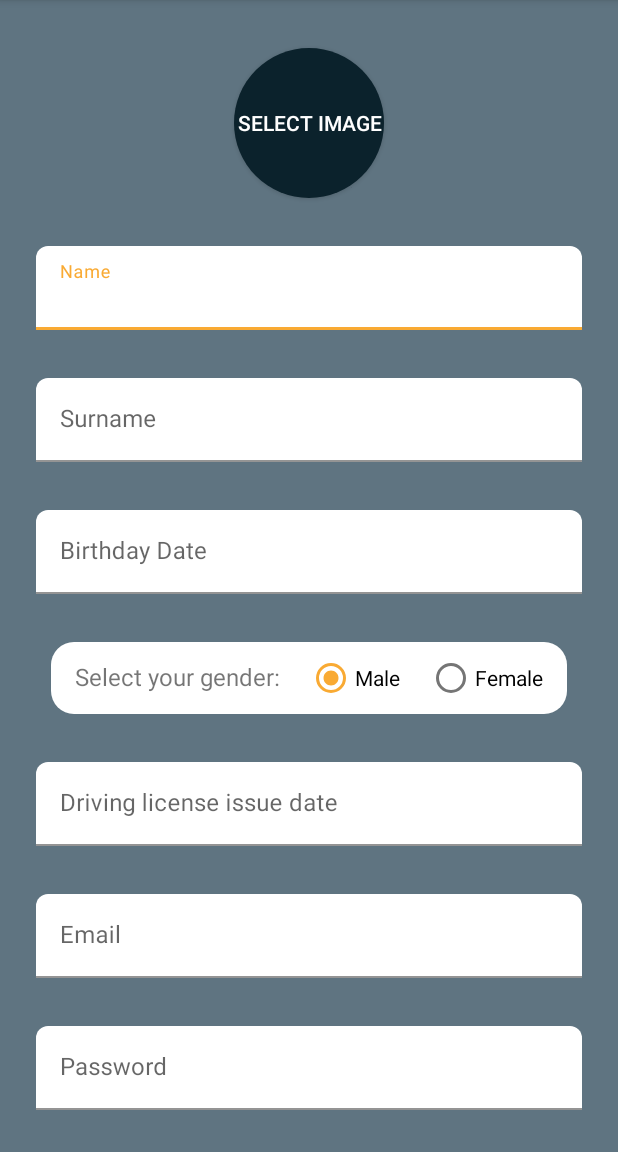
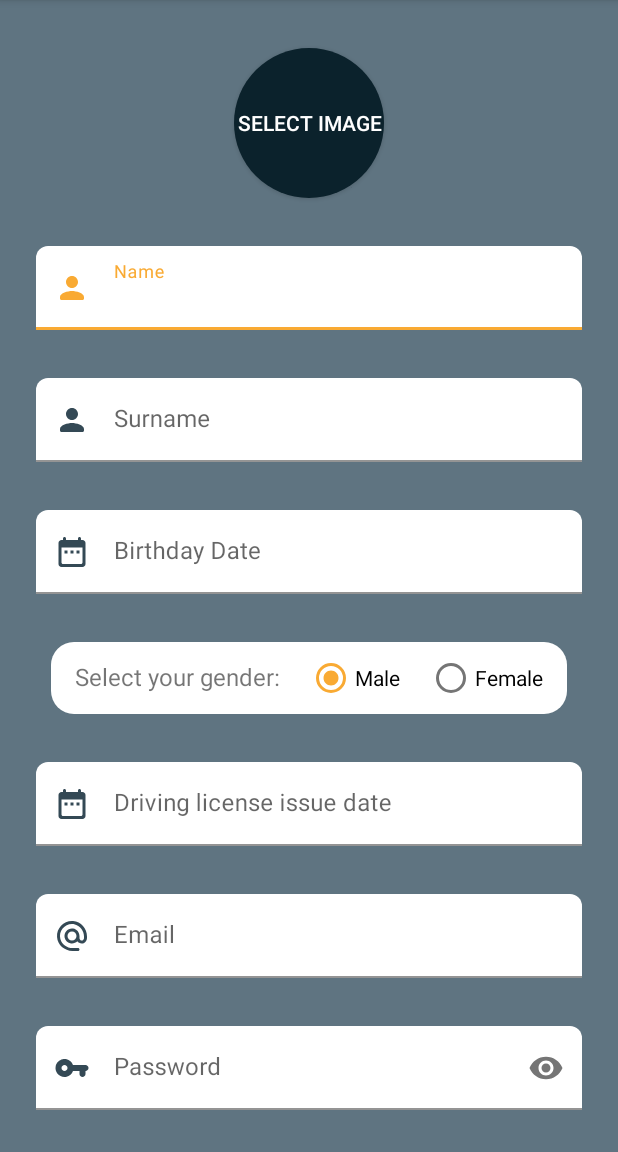
Before and after one commit to Samyber/Tesi_Bertelli_Calchi_Campelli, an Android app: the screen it shows after launch (RegisterActivity), on a phone screen of 412 x 824 dp, the part 84-1236 px from its top. Run offline under Robolectric (Android 15) with nearby library versions, the phone set to English and light mode, and no system bars; our stand-ins replace CircleImageView, Firebase (no records; nobody signed in at launch, a user with empty details on screens opened directly).

Commit message:
1) Migliorata grafica di activity_register.xml e activity_login.xml: Aggiunte icone che cambiano colore quando si clicca sull'editText.
2) Modifica ai datePicker: L'utente può selezionare solo date valide.

```diff
--- a/app/src/main/java/com/samaeli/tesi/RegisterActivity.kt
+++ b/app/src/main/java/com/samaeli/tesi/RegisterActivity.kt
@@ -1,8 +1,11 @@
 package com.samaeli.tesi
 
+import android.annotation.SuppressLint
 import android.app.Activity
 import android.content.Intent
+import android.content.res.ColorStateList
 import android.graphics.Bitmap
+import android.graphics.Color
 import android.net.Uri
 import androidx.appcompat.app.AppCompatActivity
 import android.os.Bundle
@@ -13,6 +16,8 @@ import android.widget.ScrollView
 import android.widget.Toast
 import androidx.activity.result.ActivityResult
 import androidx.activity.result.contract.ActivityResultContracts
+import com.google.android.material.datepicker.CalendarConstraints
+import com.google.android.material.datepicker.DateValidatorPointBackward
 import com.google.android.material.datepicker.MaterialDatePicker
 import com.google.firebase.auth.FirebaseAuth
 import com.google.firebase.auth.FirebaseAuthUserCollisionException
@@ -34,6 +39,7 @@ class RegisterActivity : AppCompatActivity() {
 
     companion object{
         val TAG = "Register Activity"
+        val years_14_milliseconds : Long = 441806400000
     }
 
     private var error : Boolean = false
@@ -54,14 +60,24 @@ class RegisterActivity : AppCompatActivity() {
         val view = binding.root
         setContentView(view)
 
+        // Change color of startIcon of textInputLayout when their focused
+        changeIconColor()
+
         // Disable soft keyboard when the user click on date input box
         binding.birthdayDateInputLayoutRegister.editText?.inputType = InputType.TYPE_NULL
         binding.licenseDateInputLayoutRegister.editText?.inputType = InputType.TYPE_NULL
 
         binding.birthdayDateInputLayoutRegister.editText?.setOnClickListener {
             Log.d(TAG,"Try to show datePicker for birthday date")
+            val timestamp = System.currentTimeMillis()
+            // Si possono registrare solo persone che hanno un'età maggiore di 14 anni
+            val constraintsBuilder = CalendarConstraints.Builder()
+                    .setValidator(DateValidatorPointBackward.before(timestamp - years_14_milliseconds))
+                    .setEnd(timestamp - years_14_milliseconds)
+                    .setOpenAt(timestamp - years_14_milliseconds)
             val datePicker = MaterialDatePicker.Builder.datePicker()
                     .setTitleText(R.string.birthday_date_picker_title)
+                    .setCalendarConstraints(constraintsBuilder.build())
                     .build()
 
             datePicker.show(supportFragmentManager,"")
@@ -77,8 +93,13 @@ class RegisterActivity : AppCompatActivity() {
 
         binding.licenseDateInputLayoutRegister.editText?.setOnClickListener {
             Log.d(TAG,"Try to show datePicker for birthday date")
+            // Non si possono scegliere date future
+            val constraintsBuilder = CalendarConstraints.Builder()
+                    .setValidator(DateValidatorPointBackward.now())
+                    .setEnd(System.currentTimeMillis())
             val datePicker = MaterialDatePicker.Builder.datePicker()
                     .setTitleText(R.string.license_date_picker_title)
+                    .setCalendarConstraints(constraintsBuilder.build())
                     .build()
 
             datePicker.show(supportFragmentManager,"")
@@ -148,7 +169,8 @@ class RegisterActivity : AppCompatActivity() {
                         }catch (e : Exception) {
                             if(e is FirebaseAuthUserCollisionException){
                                 Log.d(TAG,"The email exist")
-                                Toast.makeText(this,getString(R.string.error_registration)+": "+getString(R.string.error_email_exist),Toast.LENGTH_LONG).show()
+                                //Il toast compare automaticamente senza doverlo stampare
+                                //Toast.makeText(this,getString(R.string.error_registration)+": "+getString(R.string.error_email_exist),Toast.LENGTH_LONG).show()
                                 binding.emailInputLayoutRegister.error = getString(R.string.error_email_exist)
                             }else {
                                 Toast.makeText(this, getString(R.string.error_registration), Toast.LENGTH_LONG).show()
@@ -340,4 +362,28 @@ class RegisterActivity : AppCompatActivity() {
         binding.confirmPasswordInputLayoutRegister.error = ""
         binding.confirmPasswordInputLayoutRegister.isErrorEnabled = false
     }
+
+    private fun changeIconColor(){
+        binding.nameEditTextRegister.setOnFocusChangeListener { v, hasFocus ->
+            val color = if(hasFocus) Color.rgb(249,170,51) else Color.rgb(52,73,85)
+            binding.nameInputLayoutRegister.setStartIconTintList(ColorStateList.valueOf(color))
+        }
+        binding.surnameEditTextRegister.setOnFocusChangeListener { v, hasFocus ->
+            val color = if(hasFocus) Color.rgb(249,170,51) else Color.rgb(52,73,85)
+            binding.surnameInputLayoutRegister.setStartIconTintList(ColorStateList.valueOf(color))
+        }
+        binding.emailEditTextRegister.setOnFocusChangeListener { v, hasFocus ->
+            val color = if(hasFocus) Color.rgb(249,170,51) else Color.rgb(52,73,85)
+            binding.emailInputLayoutRegister.setStartIconTintList(ColorStateList.valueOf(color))
+        }
+        binding.passwordEditTextRegister.setOnFocusChangeListener { v, hasFocus ->
+            val color = if(hasFocus) Color.rgb(249,170,51) else Color.rgb(52,73,85)
+            binding.passwordInputLayoutRegister.setStartIconTintList(ColorStateList.valueOf(color))
+        }
+        binding.confirmPasswordEditTextRegister.setOnFocusChangeListener { v, hasFocus ->
+            val color = if(hasFocus) Color.rgb(249,170,51) else Color.rgb(52,73,85)
+            binding.confirmPasswordInputLayoutRegister.setStartIconTintList(ColorStateList.valueOf(color))
+        }
+    }
+
 }
--- /dev/null
+++ b/app/src/main/res/drawable/ic_round_date_range_24.xml
@@ -0,0 +1,10 @@
+<vector xmlns:android="http://schemas.android.com/apk/res/android"
+    android:width="24dp"
+    android:height="24dp"
+    android:viewportWidth="24"
+    android:viewportHeight="24"
+    android:tint="?attr/colorControlNormal">
+  <path
+      android:fillColor="@android:color/white"
+      android:pathData="M19,4h-1L18,3c0,-0.55 -0.45,-1 -1,-1s-1,0.45 -1,1v1L8,4L8,3c0,-0.55 -0.45,-1 -1,-1s-1,0.45 -1,1v1L5,4c-1.11,0 -1.99,0.9 -1.99,2L3,20c0,1.1 0.89,2 2,2h14c1.1,0 2,-0.9 2,-2L21,6c0,-1.1 -0.9,-2 -2,-2zM19,19c0,0.55 -0.45,1 -1,1L6,20c-0.55,0 -1,-0.45 -1,-1L5,9h14v10zM7,11h2v2L7,13zM11,11h2v2h-2zM15,11h2v2h-2z"/>
+</vector>
--- /dev/null
+++ b/app/src/main/res/drawable/ic_round_email_24.xml
@@ -0,0 +1,10 @@
+<vector xmlns:android="http://schemas.android.com/apk/res/android"
+    android:width="24dp"
+    android:height="24dp"
+    android:viewportWidth="24"
+    android:viewportHeight="24"
+    android:tint="?attr/colorControlNormal">
+  <path
+      android:fillColor="@android:color/white"
+      android:pathData="M12.72,2.03C6.63,1.6 1.6,6.63 2.03,12.72 2.39,18.01 7.01,22 12.31,22H16c0.55,0 1,-0.45 1,-1s-0.45,-1 -1,-1h-3.67c-3.73,0 -7.15,-2.42 -8.08,-6.03 -1.49,-5.8 3.91,-11.21 9.71,-9.71C17.58,5.18 20,8.6 20,12.33v1.1c0,0.79 -0.71,1.57 -1.5,1.57s-1.5,-0.78 -1.5,-1.57v-1.25c0,-2.51 -1.78,-4.77 -4.26,-5.12 -3.4,-0.49 -6.27,2.45 -5.66,5.87 0.34,1.91 1.83,3.49 3.72,3.94 1.84,0.43 3.59,-0.16 4.74,-1.33 0.89,1.22 2.67,1.86 4.3,1.21 1.34,-0.53 2.16,-1.9 2.16,-3.34v-1.09c0,-5.31 -3.99,-9.93 -9.28,-10.29zM12,15c-1.66,0 -3,-1.34 -3,-3s1.34,-3 3,-3 3,1.34 3,3 -1.34,3 -3,3z"/>
+</vector>
--- /dev/null
+++ b/app/src/main/res/drawable/ic_round_password_24.xml
@@ -0,0 +1,10 @@
+<vector xmlns:android="http://schemas.android.com/apk/res/android"
+    android:width="24dp"
+    android:height="24dp"
+    android:viewportWidth="24"
+    android:viewportHeight="24"
+    android:tint="?attr/colorControlNormal">
+  <path
+      android:fillColor="@android:color/white"
+      android:pathData="M12.65,10C11.7,7.31 8.9,5.5 5.77,6.12c-2.29,0.46 -4.15,2.29 -4.63,4.58C0.32,14.57 3.26,18 7,18c2.61,0 4.83,-1.67 5.65,-4H17v2c0,1.1 0.9,2 2,2s2,-0.9 2,-2v-2c1.1,0 2,-0.9 2,-2s-0.9,-2 -2,-2h-8.35zM7,14c-1.1,0 -2,-0.9 -2,-2s0.9,-2 2,-2 2,0.9 2,2 -0.9,2 -2,2z"/>
+</vector>
--- /dev/null
+++ b/app/src/main/res/drawable/ic_round_person_24.xml
@@ -0,0 +1,10 @@
+<vector xmlns:android="http://schemas.android.com/apk/res/android"
+    android:width="24dp"
+    android:height="24dp"
+    android:viewportWidth="24"
+    android:viewportHeight="24"
+    android:tint="?attr/colorControlNormal">
+  <path
+      android:fillColor="@android:color/white"
+      android:pathData="M12,12c2.21,0 4,-1.79 4,-4s-1.79,-4 -4,-4 -4,1.79 -4,4 1.79,4 4,4zM12,14c-2.67,0 -8,1.34 -8,4v1c0,0.55 0.45,1 1,1h14c0.55,0 1,-0.45 1,-1v-1c0,-2.66 -5.33,-4 -8,-4z"/>
+</vector>
--- a/app/src/main/res/layout/activity_register.xml
+++ b/app/src/main/res/layout/activity_register.xml
@@ -44,11 +44,13 @@
             android:layout_marginStart="@dimen/left_right_margin_registration"
             android:layout_marginTop="@dimen/top_margin_registration"
             android:layout_marginEnd="@dimen/left_right_margin_registration"
+            app:startIconDrawable="@drawable/ic_round_person_24"
             app:layout_constraintEnd_toEndOf="parent"
             app:layout_constraintStart_toStartOf="parent"
             app:layout_constraintTop_toBottomOf="@+id/selectImageButtonRegister">
 
             <com.google.android.material.textfield.TextInputEditText
+                android:id="@+id/nameEditTextRegister"
                 android:layout_width="match_parent"
                 android:layout_height="wrap_content"
                 android:hint="@string/name" />
@@ -61,11 +63,13 @@
             android:layout_width="@dimen/width_edit_text_login"
             android:layout_height="wrap_content"
             android:layout_marginTop="@dimen/top_margin_registration"
+            app:startIconDrawable="@drawable/ic_round_person_24"
             app:layout_constraintEnd_toEndOf="@+id/nameInputLayoutRegister"
             app:layout_constraintStart_toStartOf="@+id/nameInputLayoutRegister"
             app:layout_constraintTop_toBottomOf="@+id/nameInputLayoutRegister">
 
             <com.google.android.material.textfield.TextInputEditText
+                android:id="@+id/surnameEditTextRegister"
                 android:layout_width="match_parent"
                 android:layout_height="wrap_content"
                 android:hint="@string/surname" />
@@ -77,6 +81,7 @@
             android:layout_width="@dimen/width_edit_text_login"
             android:layout_height="wrap_content"
             android:layout_marginTop="@dimen/top_margin_registration"
+            app:startIconDrawable="@drawable/ic_round_date_range_24"
             app:layout_constraintEnd_toEndOf="@+id/surnameInputLayoutRegister"
             app:layout_constraintStart_toStartOf="@+id/surnameInputLayoutRegister"
             app:layout_constraintTop_toBottomOf="@+id/surnameInputLayoutRegister">
@@ -131,6 +136,7 @@
             android:layout_width="@dimen/width_edit_text_login"
             android:layout_height="wrap_content"
             android:layout_marginTop="@dimen/top_margin_registration"
+            app:startIconDrawable="@drawable/ic_round_date_range_24"
             app:layout_constraintEnd_toEndOf="@+id/birthdayDateInputLayoutRegister"
             app:layout_constraintStart_toStartOf="@+id/birthdayDateInputLayoutRegister"
             app:layout_constraintTop_toBottomOf="@+id/genderRadioGroupRegistration">
@@ -149,11 +155,13 @@
             android:layout_width="@dimen/width_edit_text_registration"
             android:layout_height="wrap_content"
             android:layout_marginTop="@dimen/top_margin_registration"
+            app:startIconDrawable="@drawable/ic_round_email_24"
             app:layout_constraintEnd_toEndOf="@+id/licenseDateInputLayoutRegister"
             app:layout_constraintStart_toStartOf="@+id/licenseDateInputLayoutRegister"
             app:layout_constraintTop_toBottomOf="@+id/licenseDateInputLayoutRegister">
 
             <com.google.android.material.textfield.TextInputEditText
+                android:id="@+id/emailEditTextRegister"
                 android:layout_width="match_parent"
                 android:layout_height="wrap_content"
                 android:hint="@string/email"
@@ -166,11 +174,14 @@
             android:layout_width="@dimen/width_edit_text_registration"
             android:layout_height="wrap_content"
             android:layout_marginTop="@dimen/top_margin_registration"
+            app:endIconMode="password_toggle"
+            app:startIconDrawable="@drawable/ic_round_password_24"
             app:layout_constraintEnd_toEndOf="@+id/emailInputLayoutRegister"
             app:layout_constraintStart_toStartOf="@+id/emailInputLayoutRegister"
             app:layout_constraintTop_toBottomOf="@+id/emailInputLayoutRegister">
 
             <com.google.android.material.textfield.TextInputEditText
+                android:id="@+id/passwordEditTextRegister"
                 android:layout_width="match_parent"
                 android:layout_height="wrap_content"
                 android:hint="@string/password"
@@ -183,11 +194,14 @@
             android:layout_width="@dimen/width_edit_text_registration"
             android:layout_height="wrap_content"
             android:layout_marginTop="@dimen/top_margin_registration"
+            app:endIconMode="password_toggle"
+            app:startIconDrawable="@drawable/ic_round_password_24"
             app:layout_constraintEnd_toEndOf="@+id/passwordInputLayoutRegister"
             app:layout_constraintStart_toStartOf="@+id/passwordInputLayoutRegister"
             app:layout_constraintTop_toBottomOf="@+id/passwordInputLayoutRegister">
 
             <com.google.android.material.textfield.TextInputEditText
+                android:id="@+id/confirmPasswordEditTextRegister"
                 android:layout_width="match_parent"
                 android:layout_height="wrap_content"
                 android:hint="@string/confirm_password"
--- a/app/src/main/res/values/styles.xml
+++ b/app/src/main/res/values/styles.xml
@@ -1,5 +1,6 @@
 <?xml version="1.0" encoding="utf-8"?>
 <resources>
+    <!--
     <style name="textLabel">
         <item name="android:textSize">16sp</item>
         <item name="android:textStyle">bold</item>
@@ -9,12 +10,13 @@
         <item name="cornerFamily">cut</item>
         <item name="cornerSize">15dp</item>
     </style>
-
+    -->
     <style name="style_input_layout">
         <item name="boxBackgroundColor">@color/white</item>
         <item name="boxStrokeColor">@color/secondaryColor</item>
         <item name="hintTextColor">@color/secondaryColor</item>
         <item name="boxCornerRadiusTopEnd">8dp</item>
         <item name="boxCornerRadiusTopStart">8dp</item>
+        <item name="startIconTint">@color/primaryColor</item>
     </style>
 </resources>
```
Also changed, not shown: app/src/main/java/com/samaeli/tesi/LoginActivity.kt (+16 -0 lines), app/src/main/res/layout/activity_login.xml (+7 -1 lines).
